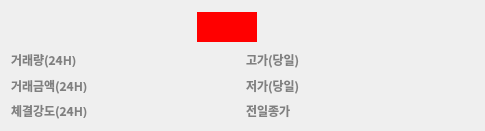
Qt form overview.ui (SKYooon1/Cryptocurrency-HTS) before a commit.
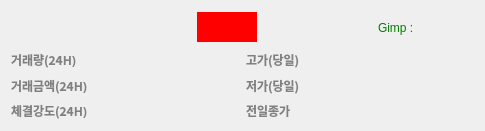
The same form after that commit.

Commit message: UI 수정

```diff
--- a/overview.ui
+++ b/overview.ui
@@ -84,10 +84,13 @@
       </widget>
      </item>
      <item>
-      <spacer name="horizontalSpacer">
+      <spacer name="horizontalSpacer_2">
        <property name="orientation">
         <enum>Qt::Horizontal</enum>
        </property>
+       <property name="sizeType">
+        <enum>QSizePolicy::Fixed</enum>
+       </property>
        <property name="sizeHint" stdset="0">
         <size>
          <width>40</width>
@@ -100,7 +103,7 @@
       <widget class="QLabel" name="label">
        <property name="font">
         <font>
-         <pointsize>10</pointsize>
+         <pointsize>15</pointsize>
          <weight>75</weight>
          <bold>true</bold>
         </font>
@@ -110,6 +113,48 @@
        </property>
       </widget>
      </item>
+     <item>
+      <spacer name="horizontalSpacer">
+       <property name="orientation">
+        <enum>Qt::Horizontal</enum>
+       </property>
+       <property name="sizeHint" stdset="0">
+        <size>
+         <width>40</width>
+         <height>20</height>
+        </size>
+       </property>
+      </spacer>
+     </item>
+     <item>
+      <widget class="QLabel" name="label_15">
+       <property name="minimumSize">
+        <size>
+         <width>20</width>
+         <height>0</height>
+        </size>
+       </property>
+       <property name="styleSheet">
+        <string notr="true">color:green</string>
+       </property>
+       <property name="text">
+        <string>Gimp : </string>
+       </property>
+      </widget>
+     </item>
+     <item>
+      <spacer name="horizontalSpacer_3">
+       <property name="orientation">
+        <enum>Qt::Horizontal</enum>
+       </property>
+       <property name="sizeHint" stdset="0">
+        <size>
+         <width>40</width>
+         <height>20</height>
+        </size>
+       </property>
+      </spacer>
+     </item>
     </layout>
    </item>
    <item row="1" column="0">
```
The commit also changes 2 other files.
